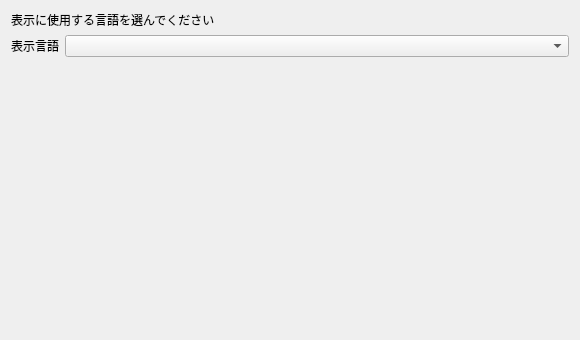
Above: ui/dialogs/setup/LanguagePage.ui from Ikumyon/AutoLingua2 before the change. Below: the same form after it.
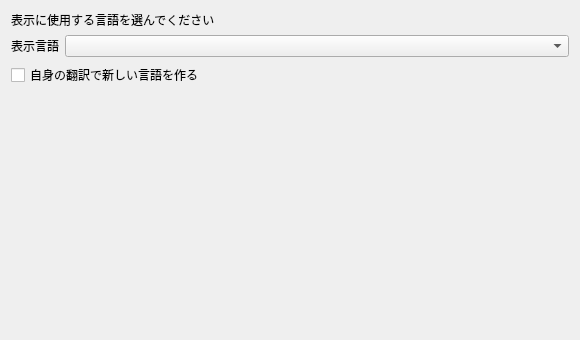
That is the form after the change.

Commit message: feat: UI自己翻訳機能とIANA言語タグレジストリ対応の実装

Patch:
```diff
--- a/ui/dialogs/setup/LanguagePage.ui
+++ b/ui/dialogs/setup/LanguagePage.ui
@@ -10,6 +10,7 @@
     <item row="0" column="0"><widget class="QLabel" name="labelLanguage"><property name="text"><string>表示言語</string></property></widget></item>
     <item row="0" column="1"><widget class="QComboBox" name="comboLanguage"><property name="placeholderText"><string>言語を選択してください</string></property></widget></item>
    </layout></item>
+   <item><widget class="QCheckBox" name="checkSelfTranslation"><property name="text"><string>自身の翻訳で新しい言語を作る</string></property></widget></item>
    <item><spacer name="languageSpacer"><property name="orientation"><enum>Qt::Orientation::Vertical</enum></property><property name="sizeHint"><size><width>20</width><height>180</height></size></property></spacer></item>
   </layout>
  </widget>
```
The commit also changes 19 other files.
